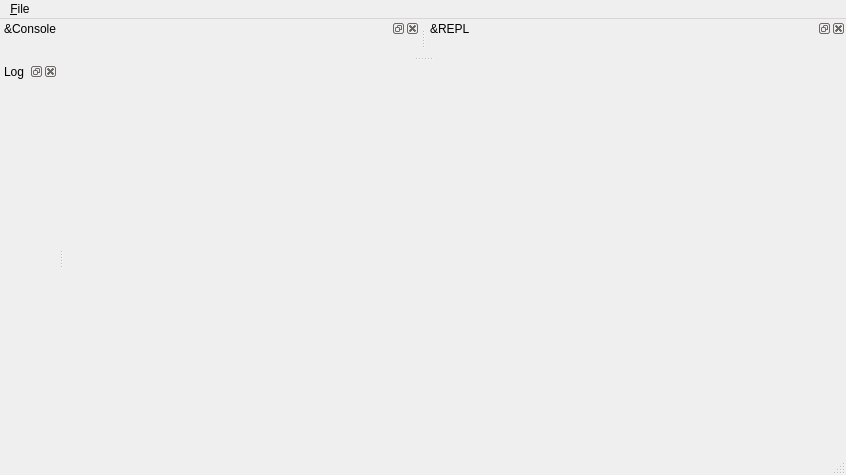
cyberegoorg/cetech, file tools/src/console/ui/mainwindow.ui: the form before one commit.
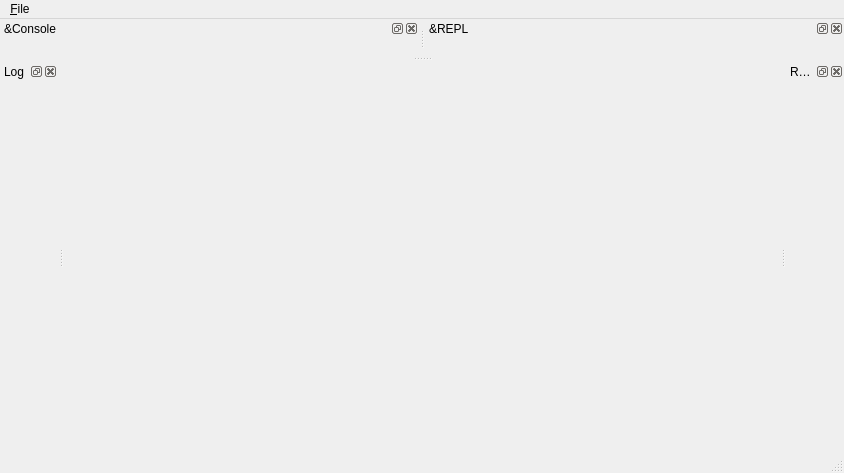
The form after the commit.

Commit message: test record event widget

Patch:
```diff
--- a/tools/src/console/ui/mainwindow.ui
+++ b/tools/src/console/ui/mainwindow.ui
@@ -6,8 +6,8 @@
    <rect>
     <x>0</x>
     <y>0</y>
-    <width>846</width>
-    <height>475</height>
+    <width>844</width>
+    <height>473</height>
    </rect>
   </property>
   <property name="windowTitle">
@@ -21,7 +21,7 @@
     <rect>
      <x>0</x>
      <y>0</y>
-     <width>846</width>
+     <width>844</width>
      <height>21</height>
     </rect>
    </property>
@@ -71,6 +71,15 @@
    </attribute>
    <widget class="QWidget" name="dockWidgetContents_2"/>
   </widget>
+  <widget class="QDockWidget" name="recordevent_dock_widget">
+   <property name="windowTitle">
+    <string>Recor&amp;d events</string>
+   </property>
+   <attribute name="dockWidgetArea">
+    <number>2</number>
+   </attribute>
+   <widget class="QWidget" name="dockWidgetContents_5"/>
+  </widget>
   <action name="action_Quit">
    <property name="text">
     <string>&amp;Quit</string>
```
The commit also changes 6 other files.
